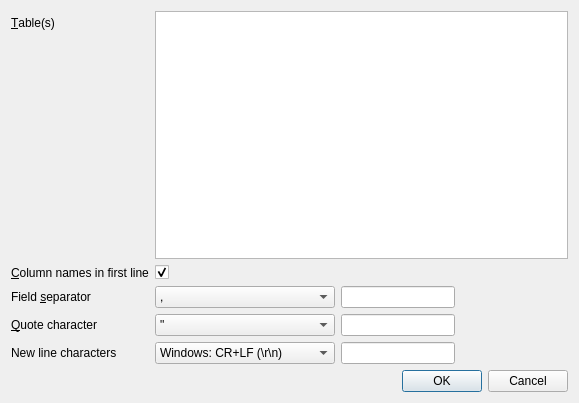
Old version of the form src/ExportCsvDialog.ui in the repository sqlitebrowser/sqlitebrowser.
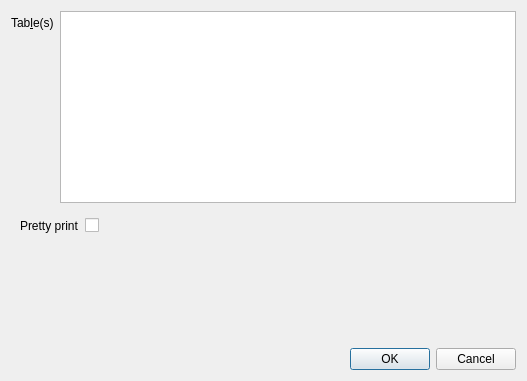
New version of the form. The open tabs and pages were chosen to show the change.

Commit message:
Add basic JSON export feature
This adds some basic functionality for exporting JSON files by extending
the CSV export dialog. There is still a bit of work required for
fine-tuning the JSON export feature though. But a standard export of a
table s working well already.

See issue #688.

Patch:
```diff
--- a/src/ExportCsvDialog.ui
+++ b/src/ExportCsvDialog.ui
@@ -6,20 +6,20 @@
    <rect>
     <x>0</x>
     <y>0</y>
-    <width>579</width>
-    <height>403</height>
+    <width>527</width>
+    <height>381</height>
    </rect>
   </property>
   <property name="windowTitle">
    <string>Export data as CSV</string>
   </property>
-  <layout class="QGridLayout" name="gridLayout_2">
-   <item row="0" column="0">
-    <layout class="QFormLayout" name="formLayout">
+  <layout class="QVBoxLayout" name="verticalLayout">
+   <item>
+    <layout class="QFormLayout" name="formLayout_3">
      <item row="0" column="0">
       <widget class="QLabel" name="labelTable">
        <property name="text">
-        <string>&amp;Table(s)</string>
+        <string>Tab&amp;le(s)</string>
        </property>
        <property name="buddy">
         <cstring>listTables</cstring>
@@ -42,17 +42,26 @@
        </property>
       </widget>
      </item>
-     <item row="1" column="0">
+    </layout>
+   </item>
+   <item>
+    <widget class="QStackedWidget" name="stackFormat">
+     <property name="currentIndex">
+      <number>0</number>
+     </property>
+     <widget class="QWidget" name="csv">
+      <layout class="QFormLayout" name="formLayout">
+       <item row="0" column="0">
       <widget class="QLabel" name="labelHeader">
        <property name="text">
-        <string>&amp;Column names in first line</string>
+          <string>Colu&amp;mn names in first line</string>
        </property>
        <property name="buddy">
         <cstring>checkHeader</cstring>
        </property>
       </widget>
      </item>
-     <item row="1" column="1">
+       <item row="0" column="1">
       <widget class="QCheckBox" name="checkHeader">
        <property name="text">
         <string/>
@@ -62,17 +71,17 @@
        </property>
       </widget>
      </item>
-     <item row="2" column="0">
+       <item row="1" column="0">
       <widget class="QLabel" name="labelFieldSeparator">
        <property name="text">
-        <string>Field &amp;separator</string>
+          <string>Fie&amp;ld separator</string>
        </property>
        <property name="buddy">
         <cstring>comboFieldSeparator</cstring>
        </property>
       </widget>
      </item>
-     <item row="2" column="1">
+       <item row="1" column="1">
       <layout class="QHBoxLayout" name="horizontalLayout">
        <item>
         <widget class="QComboBox" name="comboFieldSeparator">
@@ -137,7 +146,7 @@
        </item>
       </layout>
      </item>
-     <item row="3" column="0">
+       <item row="2" column="0">
       <widget class="QLabel" name="labelQuoteCharacter">
        <property name="text">
         <string>&amp;Quote character</string>
@@ -147,7 +156,7 @@
        </property>
       </widget>
      </item>
-     <item row="3" column="1">
+       <item row="2" column="1">
       <layout class="QHBoxLayout" name="horizontalLayout_2">
        <item>
         <widget class="QComboBox" name="comboQuoteCharacter">
@@ -207,14 +216,14 @@
        </item>
       </layout>
      </item>
-     <item row="4" column="0">
+       <item row="3" column="0">
       <widget class="QLabel" name="labelNewLineCharacters">
        <property name="text">
         <string>New line characters</string>
        </property>
       </widget>
      </item>
-     <item row="4" column="1">
+       <item row="3" column="1">
       <layout class="QHBoxLayout" name="horizontalLayout_3" stretch="0,0,0">
        <item>
         <widget class="QComboBox" name="comboNewLineString">
@@ -270,8 +279,27 @@
       </layout>
      </item>
     </layout>
-   </item>
-   <item row="1" column="0">
+     </widget>
+     <widget class="QWidget" name="json">
+      <layout class="QFormLayout" name="formLayout_2">
+       <item row="0" column="0">
+        <widget class="QLabel" name="label">
+         <property name="text">
+          <string>Pretty print</string>
+         </property>
+         <property name="buddy">
+          <cstring>checkPrettyPrint</cstring>
+         </property>
+        </widget>
+       </item>
+       <item row="0" column="1">
+        <widget class="QCheckBox" name="checkPrettyPrint"/>
+       </item>
+      </layout>
+     </widget>
+    </widget>
+   </item>
+   <item>
     <widget class="QDialogButtonBox" name="buttonBox">
      <property name="orientation">
       <enum>Qt::Horizontal</enum>
```
Left out of the diff: 20 changed lines with no effect on the pictures. Lines whose indentation alone changed are shown as unchanged. The commit also changes 7 other files.
